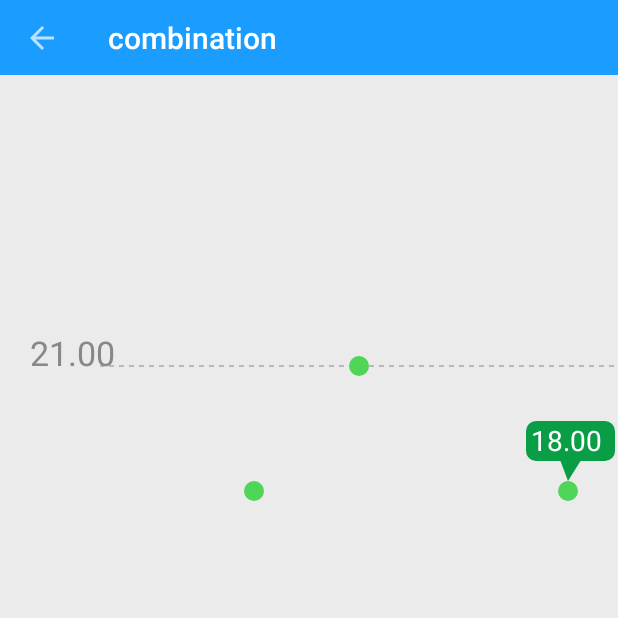
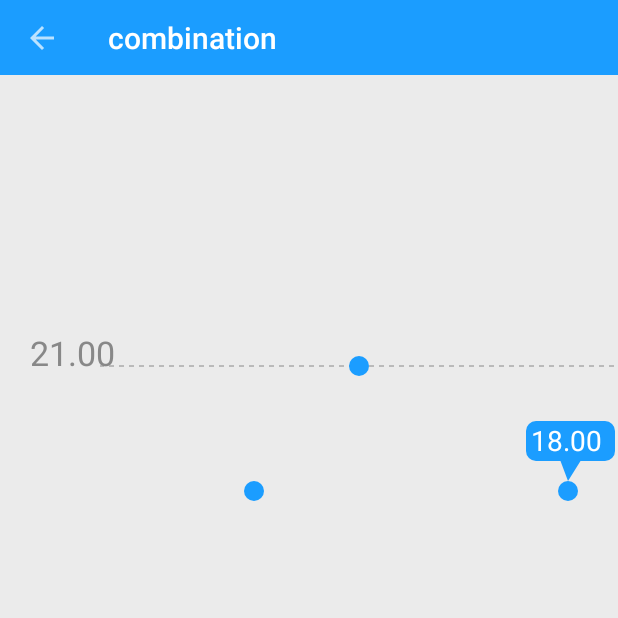
Before and after one commit to yocn/combination, an Android app: the screen it shows after launch (ChartViewAct), after a tap on "ChartView", on a phone screen of 412 x 824 dp, the top half of it. Run offline under Robolectric (Android 15) with nearby library versions, the phone set to English and light mode, and no system bars.

Commit message:
ChartView modified

```diff
--- a/app/build.gradle
+++ b/app/build.gradle
@@ -1,13 +1,13 @@
 apply plugin: 'com.android.application'
 
 android {
-    compileSdkVersion 22
+    compileSdkVersion 21
     buildToolsVersion '23.0.2'
 
     defaultConfig {
         applicationId "yocn.com.collection"
         minSdkVersion 14
-        targetSdkVersion 22
+        targetSdkVersion 21
         versionCode 1
         versionName "1.0"
     }
--- a/app/src/main/java/yocn/com/collection/BaseActivity.java
+++ b/app/src/main/java/yocn/com/collection/BaseActivity.java
@@ -1,6 +1,7 @@
 package yocn.com.collection;
 
 import android.app.Activity;
+import android.content.res.TypedArray;
 import android.os.Build;
 import android.os.Bundle;
 import android.os.PersistableBundle;
@@ -8,6 +9,7 @@ import android.support.annotation.LayoutRes;
 import android.support.annotation.Nullable;
 import android.support.v7.app.ActionBarActivity;
 import android.support.v7.widget.Toolbar;
+import android.util.TypedValue;
 import android.view.MenuItem;
 import android.view.View;
 import android.view.Window;
@@ -36,6 +38,8 @@ public class BaseActivity extends ActionBarActivity {
     public static int TYPE_MAIN_STYLE = 0;
     public static final int TYPE_MAIN_HARI = 0;
     public static final int TYPE_MAIN_SQUARE = 1;
+
+    public static int color = 0;
 
     @Override
     public void onCreate(Bundle savedInstanceState, PersistableBundle persistentState) {
@@ -67,7 +71,20 @@ public class BaseActivity extends ActionBarActivity {
         if (TYPE_THEME != TYPE_THEME_DARK) {
             TYPE_THEME_NORMAL = BaseActivity.TYPE_THEME;
         }
+        getColor();
         setTheme(BaseActivity.styles[BaseActivity.TYPE_THEME]);
+    }
+
+    private void getColor() {
+        TypedValue typedValue = new TypedValue();
+        this.getTheme().resolveAttribute(BaseActivity.styles[BaseActivity.TYPE_THEME], typedValue, true);
+        int[] attribute = new int[]{android.R.attr.colorPrimary};
+        TypedArray array = this.obtainStyledAttributes(typedValue.resourceId, attribute);
+//        int textSize = array.getDimensionPixelSize(0 /* index */, -1 /* default size */);
+        color = array.getColor(0, getResources().getColor(R.color.blue_theme));
+
+        Logger.d("color--" + color);
+        array.recycle();
     }
 
     @Override
--- a/app/src/main/java/yocn/com/collection/view/ChartView.java
+++ b/app/src/main/java/yocn/com/collection/view/ChartView.java
@@ -21,9 +21,10 @@ import android.widget.ImageView;
 import java.util.ArrayList;
 import java.util.List;
 
+import yocn.com.collection.BaseActivity;
 import yocn.com.collection.R;
 import yocn.com.collection.utils.ChartBean;
-
+import yocn.com.collection.utils.Logger;
 
 public class ChartView extends ImageView {
 
@@ -33,6 +34,7 @@ public class ChartView extends ImageView {
 
     public static int height = 300;
     public static double width = 600;
+
     private int heightReal;// 图表实际的高度
     private int heightText = 70;// 底部显示时间的区域
     private int heightTop = 0;// 图表上面的空白区
@@ -87,25 +89,32 @@ public class ChartView extends ImageView {
     private float right;
     private float bottom;
     private int textWidth;
+    private Context context;
+    private int color;
 
     public ChartView(Context context) {
         super(context);
-        init();
+        init(context);
     }
 
     public ChartView(Context context, AttributeSet attrs, int defStyle) {
         super(context, attrs, defStyle);
-        init();
+        init(context);
     }
 
     public ChartView(Context context, AttributeSet attrs) {
         super(context, attrs);
-        init();
+        init(context);
     }
 
-    private void init() {
+    private void init(Context context) {
+        this.context = context;
         handler = new MyHandler();
-
+        if (BaseActivity.color != 0) {
+            this.color = BaseActivity.color;
+        }else{
+            this.color = getResources().getColor(R.color.blue_theme);
+        }
     }
 
     public void setData(List<ChartBean> list, String unit, boolean hasAnim) {
@@ -168,6 +177,7 @@ public class ChartView extends ImageView {
         canvas.drawText(String.format("%.2f", (min + (max - min) / 3)), widthText - 35 * multi, heightTop + heightReal
                 * 2 / 3, p);
         canvas.drawText(unit, widthText - 35 * multi - 5, heightTop + heightReal + 5, p);
+
         /** 画底下的日期文字 */
         try {
             switch (mChartBeanList.size()) {
@@ -230,7 +240,8 @@ public class ChartView extends ImageView {
         path.lineTo(width, heightTop);
         canvas.drawPath(path, p);
         p.setStyle(Paint.Style.FILL);
-        p.setColor(getResources().getColor(R.color.green_chart));
+
+        p.setColor(color);
         p.setStrokeWidth(3 * multi);
         /** 几个点连起来的折线 */
         try {
@@ -299,16 +310,16 @@ public class ChartView extends ImageView {
         /** 画圆角矩形 */
         if (pic != null) {
             // p = new Paint();
-            p.setAntiAlias(true);//  设置画笔的锯齿效果
+            p.setAntiAlias(true);// 设置画笔的锯齿效果
             p.setPathEffect(new PathEffect());
-            p.setColor(getResources().getColor(R.color.green_chart_dark));
+            p.setColor(color);
             textWidth = getTextWidth(p, String.format("%.2f", price));
             left = pic.x - textWidth / 2;
             top = pic.y - 35 * multi;
             right = pic.x + textWidth / 2 + 5;
             bottom = pic.y - 15 * multi;
-            RectF oval3 = new RectF(left, top, right, bottom);// ���ø��µĳ�����
-            canvas.drawRoundRect(oval3, 10, 10, p);// �ڶ���������x�뾶��������������y�뾶
+            RectF oval3 = new RectF(left, top, right, bottom);// 设置个新的长方形
+            canvas.drawRoundRect(oval3, 10, 10, p);// 第二个参数是x半径，第三个参数是y半径
             path.moveTo(pic.x, pic.y - 5 * multi);
             path.lineTo((left + right) / 2 - 5 * multi, bottom);
             path.lineTo((left + right) / 2 + 5 * multi, bottom);
@@ -381,7 +392,7 @@ public class ChartView extends ImageView {
 
     /**
      * 根据传入的价格得到需要展示在view中的Y坐标
-     *
+     * <p>
      * max：最大值 min:最小值 height：图表的高度
      *
      * @param x
--- a/app/src/main/res/layout/activity_chart.xml
+++ b/app/src/main/res/layout/activity_chart.xml
@@ -29,7 +29,7 @@
             <RelativeLayout
                 android:id="@+id/ll_full"
                 android:layout_width="match_parent"
-                android:layout_height="match_parent"
+                android:layout_height="wrap_content"
                 android:layout_below="@id/toolbar">
 
                 <yocn.com.collection.view.ChartView
@@ -37,7 +37,7 @@
                     android:layout_width="match_parent"
                     android:layout_height="300dp"
                     android:layout_alignParentTop="true"
-                    android:layout_centerInParent="true"></yocn.com.collection.view.ChartView>
+                    android:layout_centerInParent="true"/>
             </RelativeLayout>
 
         </RelativeLayout>
--- a/app/src/main/res/layout/item_main.xml
+++ b/app/src/main/res/layout/item_main.xml
@@ -8,6 +8,8 @@
     android:layout_marginLeft="5dp"
     android:layout_marginRight="5dp"
     android:layout_marginTop="2dp"
+    android:clickable="true"
+    android:foreground="?android:attr/selectableItemBackground"
     app:cardBackgroundColor="?attr/colorPrimary"
     app:cardCornerRadius="5dp"
     app:elevation="1dp">
--- a/app/src/main/res/values/styles.xml
+++ b/app/src/main/res/values/styles.xml
@@ -14,23 +14,22 @@
     </style>
 
     <style name="AppTheme.Base" parent="Theme.AppCompat">
+        <item name="colorPrimary">@color/blue_theme</item>
+        <!--Status bar color-->
+        <item name="colorPrimaryDark">@color/blue_theme</item>
         <item name="dark_text_color">@color/white</item>
         <item name="android:windowBackground">@android:color/transparent</item>
         <item name="android:windowIsTranslucent">true</item>
         <!--<item name="android:windowAnimationStyle">@style/Animation</item>-->
         <item name="windowActionBar">false</item>
         <item name="windowNoTitle">true</item>
-        <!-- Actionbar color -->
-        <item name="colorPrimary">@color/blue_theme</item>
-        <!--Status bar color-->
-        <item name="colorPrimaryDark">@color/blue_theme</item>
         <!--返回键样式-->
         <item name="drawerArrowStyle">@style/AppTheme.DrawerArrowToggle</item>
     </style>
 
     <style name="DarkMode" parent="AppTheme.Base">
+        <item name="colorPrimary">@color/dark_theme</item>
         <item name="dark_text_color">@color/grey_top_light_text</item>
-        <item name="colorPrimary">@color/dark_theme</item>
         <item name="colorPrimaryDark">@color/dark_theme</item>
     </style>
 
```
Also changed, not shown: 1 other file.
